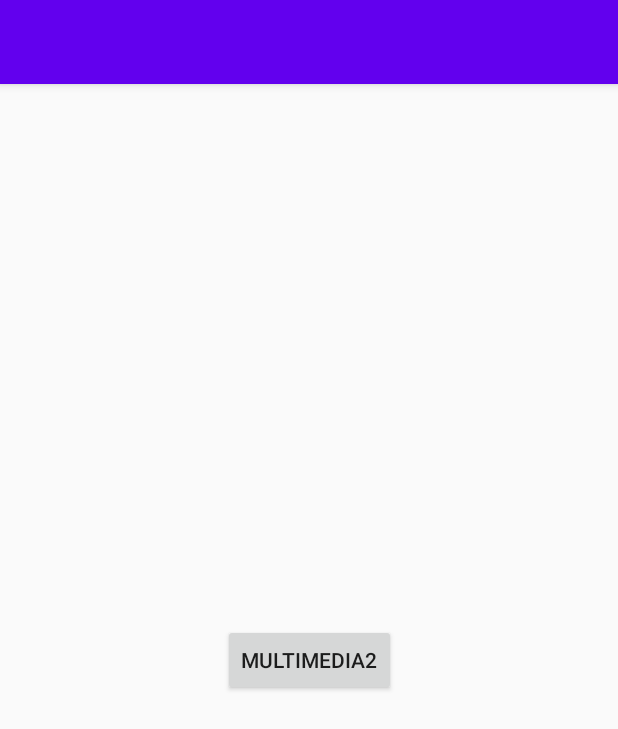
After one commit to jorgefloresmadge/migranparte2, an Android app: the Multimedia screen opened directly, with no data from a screen before it, on a phone screen of 412 x 824 dp. The commit adds this screen. Shown: the top 729 px of the screen. Run offline under Robolectric (Android 15) with nearby library versions, the phone set to English and light mode, and no system bars.

Commit message:
Intenciones carga de video

```diff
--- a/app/src/main/java/com/example/migranparte2/MainActivity.java
+++ b/app/src/main/java/com/example/migranparte2/MainActivity.java
@@ -44,6 +44,11 @@ public class MainActivity extends AppCompatActivity {
             return true;
         }
 
+        if (id == R.id.activity_multimedia) {
+            startActivity(new Intent(this, Multimedia.class));
+            return true;
+        }
+
         return super.onOptionsItemSelected(item);
     }
 }
--- /dev/null
+++ b/app/src/main/java/com/example/migranparte2/Multimedia.java
@@ -0,0 +1,35 @@
+package com.example.migranparte2;
+
+import androidx.appcompat.app.AppCompatActivity;
+
+import android.content.Intent;
+import android.media.MediaPlayer;
+import android.os.Bundle;
+import android.view.View;
+
+public class Multimedia extends AppCompatActivity {
+    MediaPlayer mp;
+    @Override
+    protected void onCreate(Bundle savedInstanceState) {
+        super.onCreate(savedInstanceState);
+        setContentView(R.layout.activity_multimedia);
+        mp = MediaPlayer.create(this, R.raw.musica);
+        mp.start();
+    }
+    @Override
+    protected void onResume()
+    {
+        super.onResume();
+        mp.start();
+    }
+    @Override
+    protected void onPause()
+    {
+        super.onPause();
+        mp.pause();
+    }
+
+    public void multimedia2(View view) {
+        startActivity(new Intent(this, multimedia2.class));
+    }
+}
--- a/app/src/main/res/layout/activity_intenciones.xml
+++ b/app/src/main/res/layout/activity_intenciones.xml
@@ -41,4 +41,9 @@
         android:layout_height="wrap_content"
         android:onClick="navegacion"
         android:text="Navegacion" />
+    <Button
+        android:layout_width="match_parent"
+        android:layout_height="wrap_content"
+        android:onClick="Multimedia"
+        android:text="Multimedia" />
 </LinearLayout>
--- /dev/null
+++ b/app/src/main/res/layout/activity_multimedia.xml
@@ -0,0 +1,19 @@
+<?xml version="1.0" encoding="utf-8"?>
+<androidx.constraintlayout.widget.ConstraintLayout xmlns:android="http://schemas.android.com/apk/res/android"
+    xmlns:app="http://schemas.android.com/apk/res-auto"
+    xmlns:tools="http://schemas.android.com/tools"
+    android:layout_width="match_parent"
+    android:layout_height="match_parent"
+    tools:context=".Multimedia">
+    <Button
+        android:id="@+id/button"
+        android:layout_width="wrap_content"
+        android:layout_height="wrap_content"
+        android:text="Multimedia2"
+        app:layout_constraintBottom_toBottomOf="parent"
+        app:layout_constraintEnd_toEndOf="parent"
+        app:layout_constraintHorizontal_bias="0.5"
+        app:layout_constraintStart_toStartOf="parent"
+        app:layout_constraintTop_toTopOf="parent"
+        android:onClick="multimedia2"/>
+</androidx.constraintlayout.widget.ConstraintLayout>
--- /dev/null
+++ b/app/src/main/res/values/raw.xml
@@ -0,0 +1,2 @@
+<?xml version="1.0" encoding="utf-8"?>
+<resources></resources>
```
Also changed, not shown: app/src/main/AndroidManifest.xml (+6 -3 lines), app/src/main/java/com/example/migranparte2/Intenciones.java (+14 -7 lines), app/src/main/java/com/example/migranparte2/multimedia2.java (added, +26 -0 lines), app/src/main/res/layout/activity_multimedia2.xml (added, +15 -0 lines), 1 other file.
